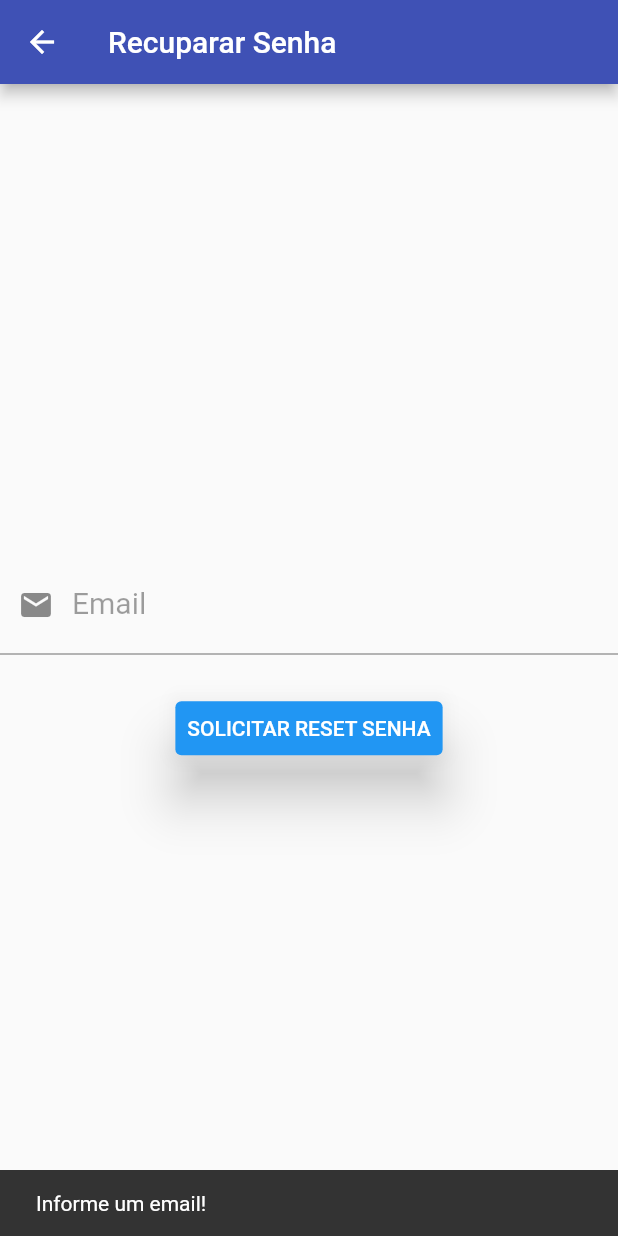
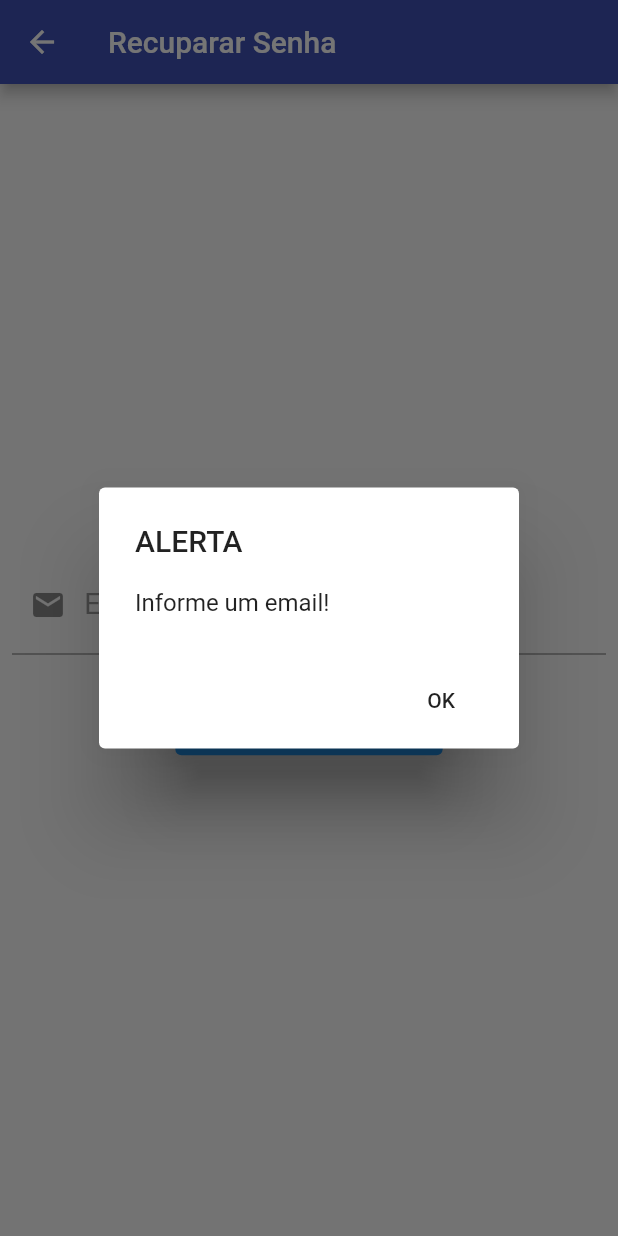
Before and after one commit to luisjr00/TCC_IFSP, a Flutter app: the SolitaResetSenha screen opened directly, after a tap on "SOLICITAR RESET SENHA", on a phone screen of 412 x 824 dp. Run offline on Flutter 3.47's test engine with Material 2 defaults, Android fonts, the phone set to English and light mode, and no system bars; missing offline and left inert: validatorless.

```diff
--- a/lib/components/AlertaMensagem.dart
+++ b/lib/components/AlertaMensagem.dart
@@ -1,3 +1,5 @@
+// ignore_for_file: deprecated_member_use
+
 import 'package:flutter/material.dart';
 
 class AlertaMensagem extends StatefulWidget {
@@ -11,7 +13,7 @@ class AlertaMensagem extends StatefulWidget {
 class _AlertaMensagemState extends State<AlertaMensagem> {
   @override
   Widget build(BuildContext context) {
-    Widget okButton = ElevatedButton(
+    Widget okButton = FlatButton(
       child: const Text("OK"),
       onPressed: () {
         Navigator.of(context).pop();
--- a/lib/screens/SolicitaResetSenhaPage.dart
+++ b/lib/screens/SolicitaResetSenhaPage.dart
@@ -5,6 +5,7 @@ import 'package:flutter/material.dart';
 import 'package:http/http.dart' as http;
 import 'dart:convert';
 
+import '../components/AlertaMensagem.dart';
 import '../components/CampoPreenchimento.dart';
 import 'RealizaResetPage.dart';
 
@@ -90,7 +91,9 @@ class _SolitaResetSenha extends State<SolitaResetSenha> {
         appBar: AppBar(
           title: const Text('Recuparar Senha'),
         ),
-        body: Center(
+        body: Padding(
+          padding: const EdgeInsets.all(8.0),
+          child: Center(
             child: Column(
               mainAxisAlignment: MainAxisAlignment.center,
               children: [
@@ -116,11 +119,12 @@ class _SolitaResetSenha extends State<SolitaResetSenha> {
                   ),
                   onPressed: () {
                     if (controladorCampoEmail.text.isEmpty) {
-                    var snackBar = SnackBar(
-                      content: Text('Informe um email!'),
+                      showDialog(
+                        context: context,
+                        builder: (BuildContext context) {
+                          return AlertaMensagem(mensagem: "Informe um email!");
+                        },
                       );
-
-                    ScaffoldMessenger.of(context).showSnackBar(snackBar);
                     } else {
                       var reset = DadosResetSenha();
                       reset.email = controladorCampoEmail.text;
@@ -130,6 +134,7 @@ class _SolitaResetSenha extends State<SolitaResetSenha> {
                 ),
               ],
             ),
+          ),
         ));
   }
 }
--- a/lib/screens/cadastro.page1.dart
+++ b/lib/screens/cadastro.page1.dart
@@ -118,7 +118,6 @@ class _CadastroPage1 extends State<CadastroPage1> {
       ),
       body: Padding(
         padding: const EdgeInsets.only(
-          top: 20,
           left: 40,
           right: 40,
         ),
@@ -126,6 +125,9 @@ class _CadastroPage1 extends State<CadastroPage1> {
           key: _formKey,
           child: ListView(
             children: <Widget>[
+              const SizedBox(
+                height: 15,
+              ),
               LogoTitulo(titulo: 'Responsavel'),
               const SizedBox(
                 height: 15,
--- a/lib/screens/cadastro.page2.dart
+++ b/lib/screens/cadastro.page2.dart
@@ -126,7 +126,6 @@ class _CadastroPage2 extends State<CadastroPage2> {
       ),
       body: Padding(
         padding: const EdgeInsets.only(
-          top: 20,
           left: 40,
           right: 40,
         ),
@@ -134,6 +133,9 @@ class _CadastroPage2 extends State<CadastroPage2> {
           key: _formKey,
           child: ListView(
             children: <Widget>[
+              const SizedBox(
+                height: 15,
+              ),
               LogoTitulo(titulo: "Pessoa Assistida"),
               const SizedBox(
                 height: 15,
```
Also changed, not shown: lib/screens/CriarTarefaPage.dart (+6 -2 lines), lib/screens/RealizaResetPage.dart (+10 -27 lines), lib/screens/tarefa.page.dart (+28 -15 lines). Lines whose indentation alone changed are shown as unchanged.
